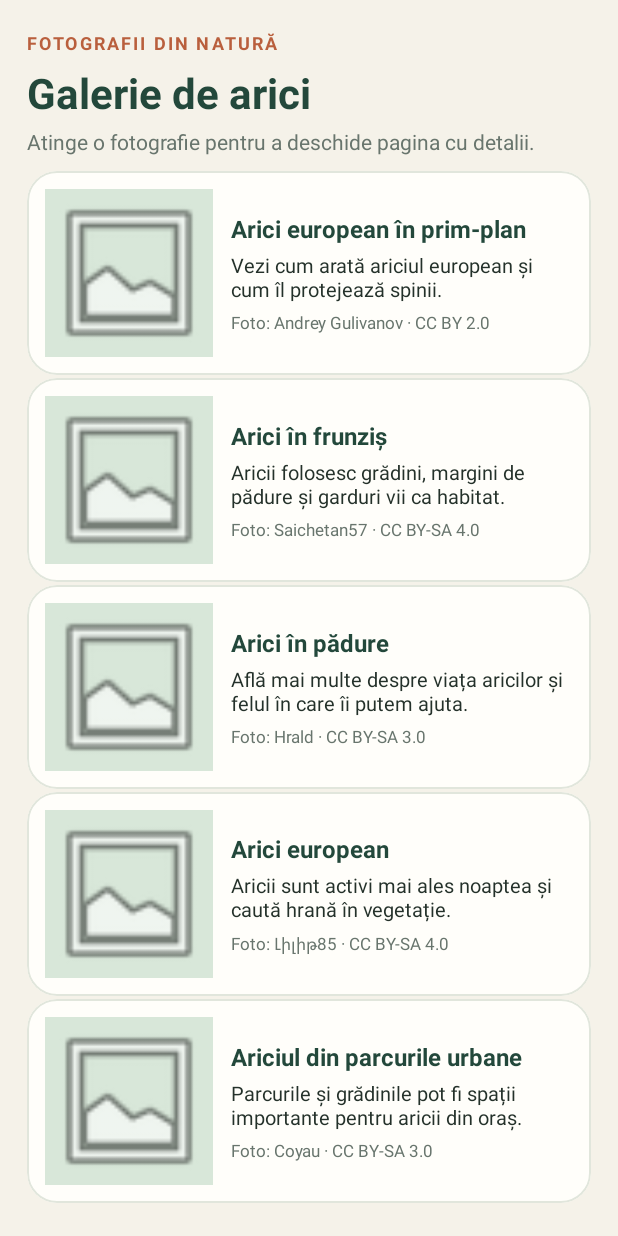
After one commit to catalinaaa26/Ionescu_Ioana_Catalina_ActivitateDAM2026, an Android app: the HedgehogGalleryActivity screen opened directly, with no data from a screen before it, on a phone screen of 412 x 824 dp. The commit adds this screen. Run offline under Robolectric (Android 15) with nearby library versions, the phone set to English and light mode, and no system bars.

Commit message:
Add hedgehog photo gallery with web details

```diff
--- /dev/null
+++ b/app/src/main/java/ro/example/lifecyclejava/HedgehogGalleryActivity.java
@@ -0,0 +1,81 @@
+package ro.example.lifecyclejava;
+
+import android.content.Intent;
+import android.os.Bundle;
+import android.widget.ListView;
+
+import java.util.Arrays;
+import java.util.List;
+
+public class HedgehogGalleryActivity extends LifecycleLoggingActivity {
+    private List<HedgehogGalleryItem> galleryItems;
+
+    @Override
+    protected void onCreate(Bundle savedInstanceState) {
+        super.onCreate(savedInstanceState);
+        setContentView(R.layout.activity_hedgehog_gallery);
+
+        galleryItems = createGalleryItems();
+        ListView galleryList = findViewById(R.id.list_hedgehog_gallery);
+        galleryList.setAdapter(new HedgehogGalleryAdapter(this, galleryItems));
+        galleryList.setOnItemClickListener((parent, view, position, id) ->
+                openDetails(galleryItems.get(position)));
+    }
+
+    private void openDetails(HedgehogGalleryItem item) {
+        Intent intent = new Intent(this, HedgehogDetailsActivity.class);
+        intent.putExtra(HedgehogDetailsActivity.EXTRA_DETAILS_URL, item.getDetailsUrl());
+        intent.putExtra(HedgehogDetailsActivity.EXTRA_PAGE_TITLE, item.getTitle());
+        startActivity(intent);
+    }
+
+    private List<HedgehogGalleryItem> createGalleryItems() {
+        return Arrays.asList(
+                new HedgehogGalleryItem(
+                        "Arici european în prim-plan",
+                        "Vezi cum arată ariciul european și cum îl protejează spinii.",
+                        "https://thumb.wikimedia.org/wikipedia/commons/thumb/7/72/European_hedgehog_%2854312785908%29.jpg/960px-European_hedgehog_%2854312785908%29.jpg",
+                        "https://commons.wikimedia.org/wiki/File:European_hedgehog_(54312785908).jpg",
+                        "Andrey Gulivanov · CC BY 2.0",
+                        "https://creativecommons.org/licenses/by/2.0/",
+                        "https://kids.nationalgeographic.com/animals/mammals/facts/hedgehog"
+                ),
+                new HedgehogGalleryItem(
+                        "Arici în frunziș",
+                        "Aricii folosesc grădini, margini de pădure și garduri vii ca habitat.",
+                        "https://thumb.wikimedia.org/wikipedia/commons/thumb/5/50/Hedgehog-06.jpg/960px-Hedgehog-06.jpg",
+                        "https://commons.wikimedia.org/wiki/File:Hedgehog-06.jpg",
+                        "Saichetan57 · CC BY-SA 4.0",
+                        "https://creativecommons.org/licenses/by-sa/4.0/",
+                        "https://www.woodlandtrust.org.uk/trees-woods-and-wildlife/animals/mammals/hedgehog/"
+                ),
+                new HedgehogGalleryItem(
+                        "Arici în pădure",
+                        "Află mai multe despre viața aricilor și felul în care îi putem ajuta.",
+                        "https://thumb.wikimedia.org/wikipedia/commons/thumb/f/f6/West_European_Hedgehog.jpg/960px-West_European_Hedgehog.jpg",
+                        "https://commons.wikimedia.org/wiki/File:West_European_Hedgehog.jpg",
+                        "Hrald · CC BY-SA 3.0",
+                        "https://creativecommons.org/licenses/by-sa/3.0/",
+                        "https://www.wwf.org.uk/learn/fascinating-facts/hedgehogs"
+                ),
+                new HedgehogGalleryItem(
+                        "Arici european",
+                        "Aricii sunt activi mai ales noaptea și caută hrană în vegetație.",
+                        "https://upload.wikimedia.org/wikipedia/commons/thumb/6/60/European_hedgehog_01.jpg/960px-European_hedgehog_01.jpg",
+                        "https://commons.wikimedia.org/wiki/File:European_hedgehog_01.jpg",
+                        "Լիլիթ85 · CC BY-SA 4.0",
+                        "https://creativecommons.org/licenses/by-sa/4.0/",
+                        "https://www.britishhedgehogs.org.uk/faq/"
+                ),
+                new HedgehogGalleryItem(
+                        "Ariciul din parcurile urbane",
+                        "Parcurile și grădinile pot fi spații importante pentru aricii din oraș.",
+                        "https://thumb.wikimedia.org/wikipedia/commons/thumb/4/44/Hedgehog_01.jpg/960px-Hedgehog_01.jpg",
+                        "https://commons.wikimedia.org/wiki/File:Hedgehog_01.jpg",
+                        "Coyau · CC BY-SA 3.0",
+                        "https://creativecommons.org/licenses/by-sa/3.0/",
+                        "https://www.royalparks.org.uk/read-watch-listen/hidden-stories-royal-parks"
+                )
+        );
+    }
+}
--- /dev/null
+++ b/app/src/main/java/ro/example/lifecyclejava/HedgehogGalleryAdapter.java
@@ -0,0 +1,128 @@
+package ro.example.lifecyclejava;
+
+import android.content.Context;
+import android.graphics.Bitmap;
+import android.graphics.BitmapFactory;
+import android.os.Handler;
+import android.os.Looper;
+import android.util.LruCache;
+import android.view.LayoutInflater;
+import android.view.View;
+import android.view.ViewGroup;
+import android.widget.ArrayAdapter;
+import android.widget.ImageView;
+import android.widget.TextView;
+
+import java.io.InputStream;
+import java.net.HttpURLConnection;
+import java.net.URL;
+import java.util.List;
+import java.util.concurrent.ExecutorService;
+import java.util.concurrent.Executors;
+
+public class HedgehogGalleryAdapter extends ArrayAdapter<HedgehogGalleryItem> {
+    private static final ExecutorService IMAGE_EXECUTOR = Executors.newFixedThreadPool(3);
+    private static final Handler MAIN_HANDLER = new Handler(Looper.getMainLooper());
+    private static final LruCache<String, Bitmap> IMAGE_CACHE = new LruCache<String, Bitmap>(8 * 1024 * 1024) {
+        @Override
+        protected int sizeOf(String key, Bitmap bitmap) {
+            return bitmap.getByteCount();
+        }
+    };
+
+    private final LayoutInflater inflater;
+
+    public HedgehogGalleryAdapter(Context context, List<HedgehogGalleryItem> items) {
+        super(context, 0, items);
+        inflater = LayoutInflater.from(context);
+    }
+
+    @Override
+    public View getView(int position, View convertView, ViewGroup parent) {
+        View row = convertView;
+        ViewHolder holder;
+
+        if (row == null) {
+            row = inflater.inflate(R.layout.item_hedgehog_gallery, parent, false);
+            holder = new ViewHolder(
+                    row.findViewById(R.id.image_hedgehog),
+                    row.findViewById(R.id.text_gallery_title),
+                    row.findViewById(R.id.text_gallery_description),
+                    row.findViewById(R.id.text_gallery_credit)
+            );
+            row.setTag(holder);
+        } else {
+            holder = (ViewHolder) row.getTag();
+        }
+
+        HedgehogGalleryItem item = getItem(position);
+        if (item != null) {
+            holder.title.setText(item.getTitle());
+            holder.description.setText(item.getDescription());
+            holder.credit.setText("Foto: " + item.getAttribution());
+            holder.image.setContentDescription(item.getTitle());
+            loadImage(item.getImageUrl(), holder.image);
+        }
+        return row;
+    }
+
+    private void loadImage(String imageUrl, ImageView imageView) {
+        imageView.setTag(imageUrl);
+        imageView.setImageResource(android.R.drawable.ic_menu_gallery);
+
+        Bitmap cachedImage = IMAGE_CACHE.get(imageUrl);
+        if (cachedImage != null) {
+            imageView.setImageBitmap(cachedImage);
+            return;
+        }
+
+        IMAGE_EXECUTOR.execute(() -> {
+            Bitmap downloadedImage = downloadImage(imageUrl);
+            if (downloadedImage == null) {
+                return;
+            }
+
+            IMAGE_CACHE.put(imageUrl, downloadedImage);
+            MAIN_HANDLER.post(() -> {
+                if (imageUrl.equals(imageView.getTag())) {
+                    imageView.setImageBitmap(downloadedImage);
+                }
+            });
+        });
+    }
+
+    private Bitmap downloadImage(String imageUrl) {
+        HttpURLConnection connection = null;
+        try {
+            connection = (HttpURLConnection) new URL(imageUrl).openConnection();
+            connection.setConnectTimeout(10000);
+            connection.setReadTimeout(15000);
+            connection.setRequestProperty("Accept", "image/*");
+            connection.connect();
+
+            try (InputStream inputStream = connection.getInputStream()) {
+                return BitmapFactory.decodeStream(inputStream);
+            }
+        } catch (Exception ignored) {
+            return null;
+        } finally {
+            if (connection != null) {
+                connection.disconnect();
+            }
+        }
+    }
+
+    private static class ViewHolder {
+        final ImageView image;
+        final TextView title;
+        final TextView description;
+        final TextView credit;
+
+        ViewHolder(ImageView image, TextView title, TextView description, TextView credit) {
+            this.image = image;
+            this.title = title;
+            this.description = description;
+            this.credit = credit;
+        }
+    }
+}
--- /dev/null
+++ b/app/src/main/java/ro/example/lifecyclejava/HedgehogGalleryItem.java
@@ -0,0 +1,52 @@
+package ro.example.lifecyclejava;
+
+/** Datele unui element din galeria foto cu arici. */
+public class HedgehogGalleryItem {
+    private final String title;
+    private final String description;
+    private final String imageUrl;
+    private final String imageSourceUrl;
+    private final String attribution;
+    private final String licenseUrl;
+    private final String detailsUrl;
+
+    public HedgehogGalleryItem(String title, String description, String imageUrl,
+                               String imageSourceUrl, String attribution,
+                               String licenseUrl, String detailsUrl) {
+        this.title = title;
+        this.description = description;
+        this.imageUrl = imageUrl;
+        this.imageSourceUrl = imageSourceUrl;
+        this.attribution = attribution;
+        this.licenseUrl = licenseUrl;
+        this.detailsUrl = detailsUrl;
+    }
+
+    public String getTitle() {
+        return title;
+    }
+
+    public String getDescription() {
+        return description;
+    }
+
+    public String getImageUrl() {
+        return imageUrl;
+    }
+
+    public String getImageSourceUrl() {
+        return imageSourceUrl;
+    }
+
+    public String getAttribution() {
+        return attribution;
+    }
+
+    public String getLicenseUrl() {
+        return licenseUrl;
+    }
+
+    public String getDetailsUrl() {
+        return detailsUrl;
+    }
+}
--- a/app/src/main/java/ro/example/lifecyclejava/MainActivity.java
+++ b/app/src/main/java/ro/example/lifecyclejava/MainActivity.java
@@ -39,6 +39,10 @@ public class MainActivity extends LifecycleLoggingActivity {
 
         Button listButton = findViewById(R.id.button_view_arici_list);
         listButton.setOnClickListener(view -> openAriciList());
+
+        Button galleryButton = findViewById(R.id.button_open_hedgehog_gallery);
+        galleryButton.setOnClickListener(view ->
+                startActivity(new Intent(MainActivity.this, HedgehogGalleryActivity.class)));
         updateAriciPreview();
     }
 
--- /dev/null
+++ b/app/src/main/res/layout/activity_hedgehog_gallery.xml
@@ -0,0 +1,51 @@
+<?xml version="1.0" encoding="utf-8"?>
+<LinearLayout xmlns:android="http://schemas.android.com/apk/res/android"
+    android:layout_width="match_parent"
+    android:layout_height="match_parent"
+    android:background="@color/cream"
+    android:fitsSystemWindows="true"
+    android:orientation="vertical"
+    android:paddingStart="18dp"
+    android:paddingTop="20dp"
+    android:paddingEnd="18dp"
+    android:paddingBottom="12dp">
+
+    <TextView
+        android:layout_width="wrap_content"
+        android:layout_height="wrap_content"
+        android:letterSpacing="0.12"
+        android:text="@string/gallery_eyebrow"
+        android:textColor="@color/terracotta"
+        android:textSize="12sp"
+        android:textStyle="bold" />
+
+    <TextView
+        android:layout_width="match_parent"
+        android:layout_height="wrap_content"
+        android:layout_marginTop="6dp"
+        android:text="@string/gallery_title"
+        android:textColor="@color/forest"
+        android:textSize="28sp"
+        android:textStyle="bold" />
+
+    <TextView
+        android:layout_width="match_parent"
+        android:layout_height="wrap_content"
+        android:layout_marginTop="4dp"
+        android:layout_marginBottom="10dp"
+        android:text="@string/gallery_subtitle"
+        android:textColor="@color/muted"
+        android:textSize="14sp" />
+
+    <ListView
+        android:id="@+id/list_hedgehog_gallery"
+        android:layout_width="match_parent"
+        android:layout_height="0dp"
+        android:layout_weight="1"
+        android:cacheColorHint="@android:color/transparent"
+        android:divider="@android:color/transparent"
+        android:dividerHeight="2dp"
+        android:listSelector="@android:color/transparent"
+        android:paddingBottom="8dp" />
+
+</LinearLayout>
--- /dev/null
+++ b/app/src/main/res/layout/item_hedgehog_gallery.xml
@@ -0,0 +1,64 @@
+<?xml version="1.0" encoding="utf-8"?>
+<com.google.android.material.card.MaterialCardView xmlns:android="http://schemas.android.com/apk/res/android"
+    xmlns:app="http://schemas.android.com/apk/res-auto"
+    android:layout_width="match_parent"
+    android:layout_height="wrap_content"
+    android:layout_marginStart="4dp"
+    android:layout_marginTop="4dp"
+    android:layout_marginEnd="4dp"
+    android:layout_marginBottom="6dp"
+    app:cardBackgroundColor="@color/surface_card"
+    app:cardCornerRadius="20dp"
+    app:cardElevation="0dp"
+    app:strokeColor="@color/line"
+    app:strokeWidth="1dp">
+
+    <LinearLayout
+        android:layout_width="match_parent"
+        android:layout_height="wrap_content"
+        android:gravity="center_vertical"
+        android:orientation="horizontal"
+        android:padding="12dp">
+
+        <ImageView
+            android:id="@+id/image_hedgehog"
+            android:layout_width="112dp"
+            android:layout_height="112dp"
+            android:background="@color/sage"
+            android:contentDescription="@string/hedgehog_photo_description"
+            android:scaleType="centerCrop"
+            android:src="@android:drawable/ic_menu_gallery" />
+
+        <LinearLayout
+            android:layout_width="0dp"
+            android:layout_height="wrap_content"
+            android:layout_marginStart="12dp"
+            android:layout_weight="1"
+            android:orientation="vertical">
+
+            <TextView
+                android:id="@+id/text_gallery_title"
+                android:layout_width="match_parent"
+                android:layout_height="wrap_content"
+                android:textColor="@color/forest"
+                android:textSize="16sp"
+                android:textStyle="bold" />
+
+            <TextView
+                android:id="@+id/text_gallery_description"
+                android:layout_width="match_parent"
+                android:layout_height="wrap_content"
+                android:layout_marginTop="4dp"
+                android:textColor="@color/ink"
+                android:textSize="13sp" />
+
+            <TextView
+                android:id="@+id/text_gallery_credit"
+                android:layout_width="match_parent"
+                android:layout_height="wrap_content"
+                android:layout_marginTop="5dp"
+                android:textColor="@color/muted"
+                android:textSize="11sp" />
+        </LinearLayout>
+    </LinearLayout>
+</com.google.android.material.card.MaterialCardView>
--- a/app/src/main/res/values/strings.xml
+++ b/app/src/main/res/values/strings.xml
@@ -37,5 +37,12 @@
     <string name="edit_form_title">Modifică fișa ariciului</string>
     <string name="update_arici">Salvează modificările</string>
     <string name="arici_updated">Datele ariciului au fost actualizate.</string>
+    <string name="open_hedgehog_gallery">Galerie foto despre arici</string>
+    <string name="gallery_eyebrow">FOTOGRAFII DIN NATURĂ</string>
+    <string name="gallery_title">Galerie de arici</string>
+    <string name="gallery_subtitle">Atinge o fotografie pentru a deschide pagina cu detalii.</string>
+    <string name="hedgehog_photo_description">Fotografie cu un arici</string>
+    <string name="web_page_title">Detalii despre arici</string>
+    <string name="web_page_unavailable">Pagina nu poate fi deschisă.</string>
     <string name="form_footer">Datele se întorc în colecție împreună cu fișa ariciului.</string>
 </resources>
```
Also changed, not shown: app/src/main/AndroidManifest.xml (+10 -0 lines), app/src/main/java/ro/example/lifecyclejava/HedgehogDetailsActivity.java (added, +61 -0 lines), app/src/main/res/layout/activity_hedgehog_details.xml (added, +28 -0 lines), app/src/main/res/layout/activity_main.xml (+11 -0 lines).
